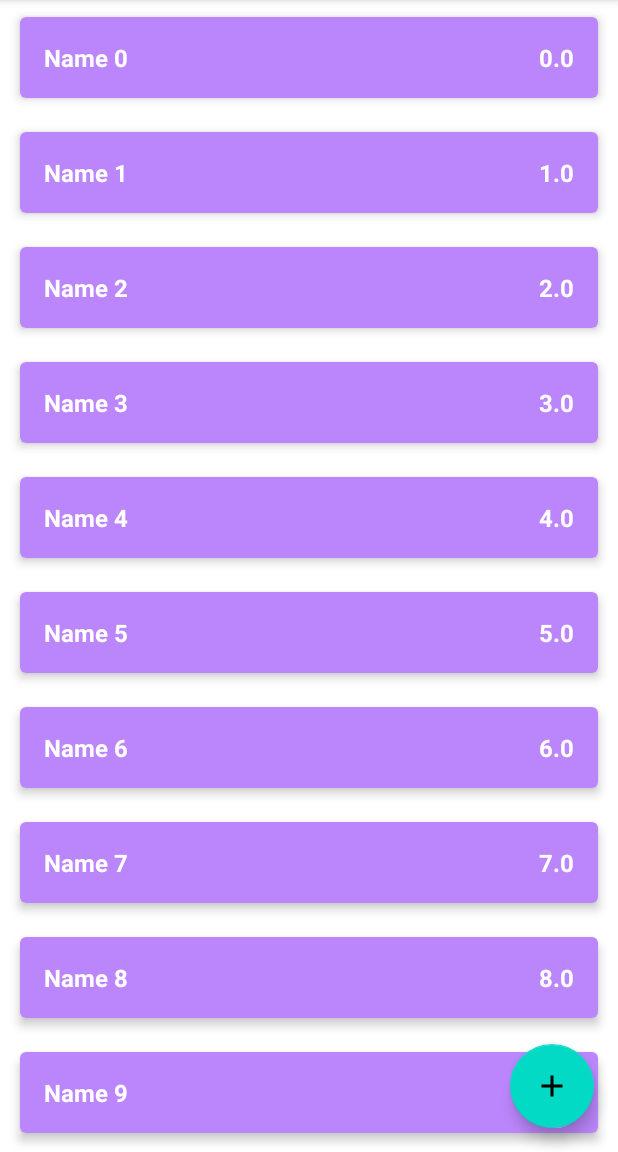
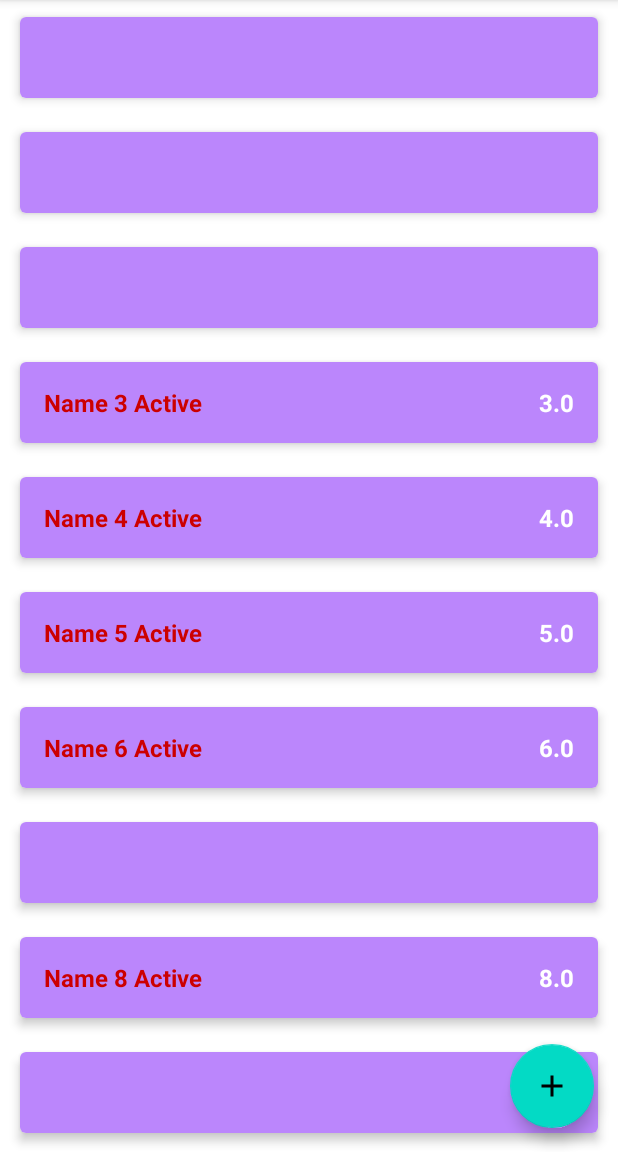
Before and after one commit to VladislavRubashkin/ShoppingList, an Android app: the screen it shows after launch (MainActivity), on a phone screen of 412 x 824 dp, the part 84-1236 px from its top. Run offline under Robolectric (Android 15) with nearby library versions, the phone set to English and light mode, and no system bars.

Commit message:
override fun onViewRecycled or block else.

```diff
--- a/app/src/main/java/com/example/shoppinglist/data/ShopListRepositoryImpl.kt
+++ b/app/src/main/java/com/example/shoppinglist/data/ShopListRepositoryImpl.kt
@@ -6,6 +6,7 @@ import com.example.shoppinglist.domain.ShopItem
 import com.example.shoppinglist.domain.ShopListRepository
 import kotlinx.coroutines.flow.Flow
 import kotlinx.coroutines.flow.asFlow
+import kotlin.random.Random
 
 /**
 TODO#3
@@ -34,7 +35,7 @@ object ShopListRepositoryImpl : ShopListRepository {
 
     init {
         for (i in 0 until 100){
-            val item = ShopItem("Name $i", i.toDouble(),true)
+            val item = ShopItem("Name $i", i.toDouble(), Random.nextBoolean())
             addShopItem(item)
         }
     }
--- a/app/src/main/java/com/example/shoppinglist/presentation/MainActivity.kt
+++ b/app/src/main/java/com/example/shoppinglist/presentation/MainActivity.kt
@@ -8,53 +8,28 @@ import android.widget.Button
 import android.widget.LinearLayout
 import android.widget.TextView
 import androidx.lifecycle.ViewModelProvider
+import androidx.recyclerview.widget.RecyclerView
 import com.example.shoppinglist.R
 import com.example.shoppinglist.domain.ShopItem
 
 class MainActivity : AppCompatActivity() {
 
     private lateinit var viewModel: MainViewModel
-    private lateinit var llShopList: LinearLayout
+    private lateinit var adapter: ShopListAdapter
     override fun onCreate(savedInstanceState: Bundle?) {
         super.onCreate(savedInstanceState)
         setContentView(R.layout.activity_main)
-        llShopList = findViewById(R.id.ll_shop_list)
 
+        setupRecyclerView()
         viewModel = ViewModelProvider(this)[MainViewModel::class.java]
         viewModel.shopList.observe(this){
-           showList(it)
+            adapter.shopList = it
         }
     }
 
-    /**
-        TODO #5.1
-
-        В цикле проходим по списку и каждый элемент надуваем во view.
-        Передаём значения полей.
-        В зависимости от значения переменной shopItem.enabled надуваем нужную разметку(при долгом нажатии на элемент).
-        Добавляем view в LinearLayout.
-
-        llShopList.removeAllViews() - очищаем список, чтобы при долгом клике на элемент список не дополнялся
-        а обновлялся.
-     */
-    private fun showList(list: List<ShopItem>){
-        llShopList.removeAllViews()
-        for (shopItem in list){
-            val layoutId = if (shopItem.enabled){
-                R.layout.item_shop_enabled
-            } else {
-                R.layout.item_shop_disabled
-            }
-            val view = LayoutInflater.from(this).inflate(layoutId, llShopList, false)
-            val tvName = view.findViewById<TextView>(R.id.tv_name)
-            val tvCount = view.findViewById<TextView>(R.id.tv_count)
-            tvName.text = shopItem.name
-            tvCount.text = shopItem.count.toString()
-            view.setOnLongClickListener{
-                viewModel.changeEnableState(shopItem)
-                true
-            }
-            llShopList.addView(view)
-        }
+    private fun setupRecyclerView(){
+        val recyclerView = findViewById<RecyclerView>(R.id.rv_shop_list)
+        adapter = ShopListAdapter()
+        recyclerView.adapter = adapter
     }
 }
--- /dev/null
+++ b/app/src/main/java/com/example/shoppinglist/presentation/ShopListAdapter.kt
@@ -0,0 +1,73 @@
+package com.example.shoppinglist.presentation
+
+import android.view.LayoutInflater
+import android.view.View
+import android.view.ViewGroup
+import android.widget.TextView
+import androidx.core.content.ContextCompat
+import androidx.recyclerview.widget.RecyclerView
+import com.example.shoppinglist.R
+import com.example.shoppinglist.domain.ShopItem
+
+class ShopListAdapter : RecyclerView.Adapter<ShopListAdapter.ShopItemViewHolder>() {
+
+    var shopList = listOf<ShopItem>()
+        set(value) {
+            field = value
+            notifyDataSetChanged()
+        }
+
+    override fun onCreateViewHolder(parent: ViewGroup, viewType: Int): ShopItemViewHolder {
+        val view = LayoutInflater.from(parent.context).inflate(
+            R.layout.item_shop_enabled,
+            parent,
+            false
+        )
+        return ShopItemViewHolder(view)
+    }
+
+    override fun getItemCount(): Int {
+        return shopList.size
+    }
+
+    /**
+        TODO #6
+
+        В RecyclerView несколько элементов(ViewHolder) напр 15. Десять видны на экране ещё несколько сверху и снизу.
+        При скроле списка элементы пере используются. Если мы делаем в методе onBindViewHolder() какое-то действие
+        при выполнении условия, необходимо добавлять блок else, если это условие не выполнится.
+        Иначе при пере использовании элементов в RecyclerView будут баги.
+
+        Или переопределить метод onViewRecycled()
+     */
+    override fun onBindViewHolder(holder: ShopItemViewHolder, position: Int) {
+        val shopItem = shopList[position]
+        val status = if (shopItem.enabled){
+            "Active"
+        } else {
+            "Not active"
+        }
+
+        holder.view.setOnLongClickListener {
+            true
+        }
+        if (shopItem.enabled){
+            holder.tvName.text = "${shopItem.name} $status"
+            holder.tvCount.text = shopItem.count.toString()
+            holder.tvName.setTextColor(ContextCompat.getColor(holder.view.context, android.R.color.holo_red_dark))
+        }
+    }
+
+    override fun onViewRecycled(holder: ShopItemViewHolder) {
+        super.onViewRecycled(holder)
+        holder.tvName.text = ""
+        holder.tvCount.text = ""
+        holder.tvName.setTextColor(ContextCompat.getColor(holder.view.context, android.R.color.white))
+    }
+
+
+    class ShopItemViewHolder(val view: View) : RecyclerView.ViewHolder(view) {
+        val tvName = view.findViewById<TextView>(R.id.tv_name)
+        val tvCount = view.findViewById<TextView>(R.id.tv_count)
+    }
+}
--- a/app/src/main/res/layout/activity_main.xml
+++ b/app/src/main/res/layout/activity_main.xml
@@ -6,23 +6,10 @@
     android:layout_height="match_parent"
     tools:context=".presentation.MainActivity">
 
-    <ScrollView
-        android:layout_width="match_parent"
-        android:layout_height="match_parent">
-
-        <LinearLayout
-            android:id="@+id/ll_shop_list"
-            android:layout_width="match_parent"
-            android:layout_height="wrap_content"
-            android:orientation="vertical"
-            />
-    </ScrollView>
-
     <androidx.recyclerview.widget.RecyclerView
         android:id="@+id/rv_shop_list"
         android:layout_width="0dp"
         android:layout_height="0dp"
-        android:visibility="gone"
         app:layout_constraintBottom_toBottomOf="parent"
         app:layout_constraintEnd_toEndOf="parent"
         app:layout_constraintStart_toStartOf="parent"
```
